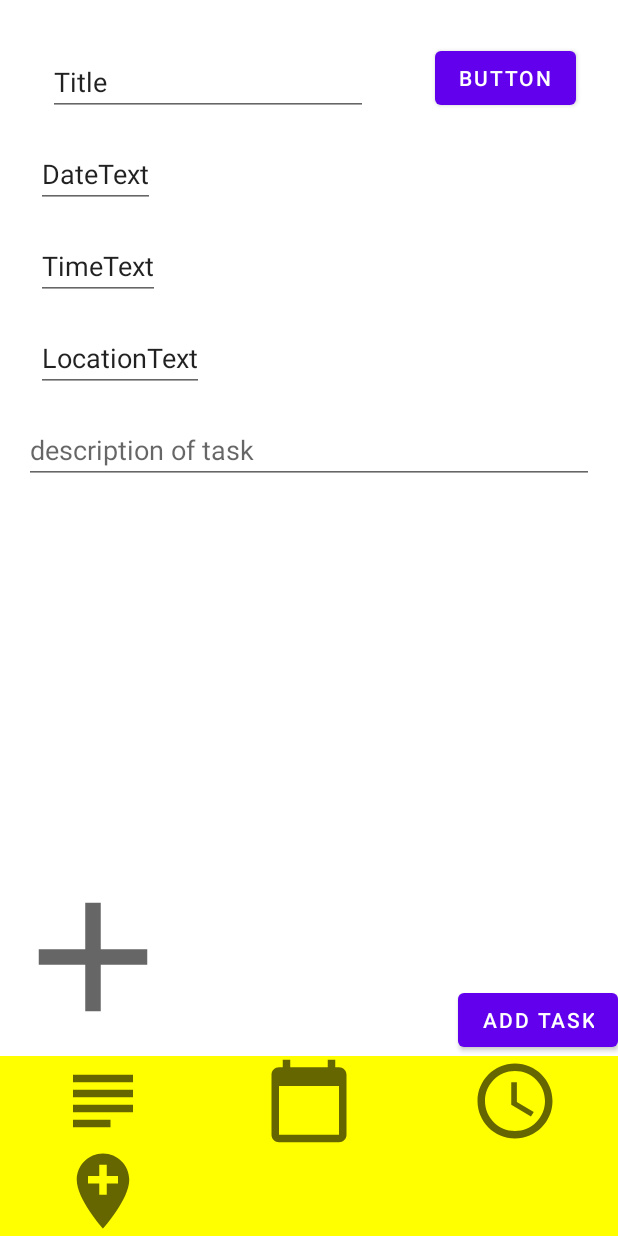
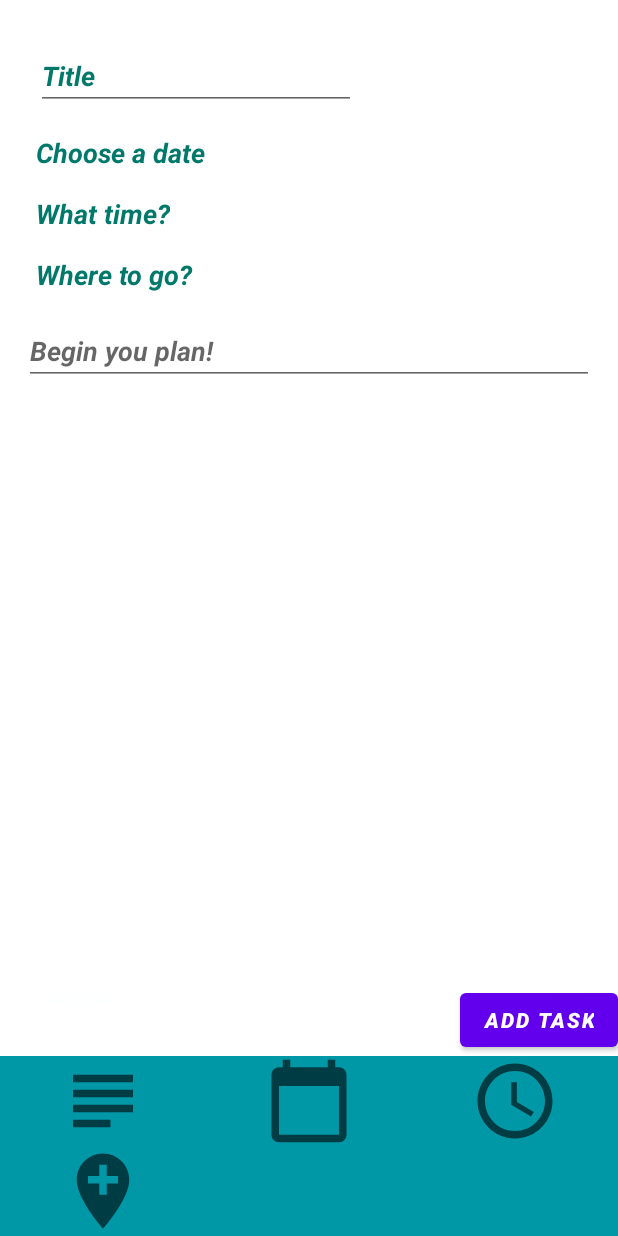
Before and after one commit to Kwansleep/Memotask-android, an Android app: the DetailedAddActivity screen opened directly, with no data from a screen before it, after a tap on "ADD TASK", on a phone screen of 412 x 824 dp. Run offline under Robolectric (Android 15) with nearby library versions, the phone set to English and light mode, and no system bars.

Commit message:
change little ui of detailed task

```diff
--- a/app/src/main/AndroidManifest.xml
+++ b/app/src/main/AndroidManifest.xml
@@ -18,7 +18,8 @@
             android:name=".ui.MemoActivity"
             android:theme="@style/AppTheme.NoActionBar"
             android:windowSoftInputMode="adjustPan" />
-        <activity android:name=".ui.DetailedAddActivity" />
+        <activity android:name=".ui.DetailedAddActivity"
+            android:windowSoftInputMode="adjustPan"/>
         <activity android:name=".ui.DetailedListActivity" />
         <activity android:name=".ui.MainActivity">
             <intent-filter>
--- a/app/src/main/java/stormhack21/memotask/ui/DetailedAddActivity.java
+++ b/app/src/main/java/stormhack21/memotask/ui/DetailedAddActivity.java
@@ -10,6 +10,7 @@ import android.annotation.SuppressLint;
 import android.content.ClipData;
 import android.content.ClipDescription;
 import android.content.Context;
+import android.content.Intent;
 import android.graphics.Canvas;
 import android.graphics.Color;
 import android.graphics.Point;
@@ -88,6 +89,7 @@ public class DetailedAddActivity extends AppCompatActivity {
                 } else {
                     Log.d("AddActivity","Tried to add single task, but either date or time is missing");
                 }
+                Intent intent = new Intent(DetailedAddActivity.this, DetailedListActivity.class);
             }
         });
 
@@ -101,35 +103,12 @@ public class DetailedAddActivity extends AppCompatActivity {
         // do something with locations
     }
     private void setUpTimePickers() {
-        Button btn2 = findViewById(R.id.tempButton2);
-        btn2.setOnClickListener(new View.OnClickListener() {
-            @Override
-            public void onClick(View v) {
-
-                MaterialTimePicker.Builder builder = new MaterialTimePicker.Builder();
-                builder.setTitleText("Time Picker Title");
-                builder.setHour(12);
-                builder.setMinute(0);
-
-                final MaterialTimePicker timePicker = builder.build();
-
-                timePicker.addOnPositiveButtonClickListener(new View.OnClickListener() {
-                    @Override
-                    public void onClick(View v) {
-                        timeChoice = LocalTime.of(timePicker.getHour(),timePicker.getMinute());
-                        String selectedTimeStr = timeChoice.format(DateTimeFormatter.ofPattern("kk:mm"));
-                        timeText.setText(selectedTimeStr);
-                    }
-                });
-
-                timePicker.show(getSupportFragmentManager(),"TimePicker");
-            }
-        });
 
         // override the on click function for Time EditText
         timeText.setOnClickListener(new View.OnClickListener() {
             @Override
             public void onClick(View v) {
+
                 MaterialTimePicker.Builder builder = new MaterialTimePicker.Builder();
                 builder.setTitleText("Time Picker Title");
                 builder.setHour(12);
--- a/app/src/main/res/drawable/ic_baseline_add_24.xml
+++ b/app/src/main/res/drawable/ic_baseline_add_24.xml
@@ -1,10 +1,5 @@
-<vector xmlns:android="http://schemas.android.com/apk/res/android"
-    android:width="24dp"
-    android:height="24dp"
-    android:viewportWidth="24"
-    android:viewportHeight="24"
-    android:tint="?attr/colorControlNormal">
-  <path
-      android:fillColor="@android:color/white"
-      android:pathData="M19,13h-6v6h-2v-6H5v-2h6V5h2v6h6v2z"/>
+<vector android:height="30dp" android:tint="#FEFFFF"
+    android:viewportHeight="24" android:viewportWidth="24"
+    android:width="30dp" xmlns:android="http://schemas.android.com/apk/res/android">
+    <path android:fillColor="@android:color/white" android:pathData="M19,13h-6v6h-2v-6H5v-2h6V5h2v6h6v2z"/>
 </vector>
--- a/app/src/main/res/drawable/ic_baseline_add_box_24.xml
+++ b/app/src/main/res/drawable/ic_baseline_add_box_24.xml
@@ -1,5 +1,5 @@
-<vector android:height="24dp" android:tint="#FEFFFF"
+<vector android:height="30dp" android:tint="#FEFFFF"
     android:viewportHeight="24" android:viewportWidth="24"
-    android:width="24dp" xmlns:android="http://schemas.android.com/apk/res/android">
+    android:width="30dp" xmlns:android="http://schemas.android.com/apk/res/android">
     <path android:fillColor="@android:color/white" android:pathData="M19,3L5,3c-1.11,0 -2,0.9 -2,2v14c0,1.1 0.89,2 2,2h14c1.1,0 2,-0.9 2,-2L21,5c0,-1.1 -0.9,-2 -2,-2zM17,13h-4v4h-2v-4L7,13v-2h4L11,7h2v4h4v2z"/>
 </vector>
--- a/app/src/main/res/layout/activity_detail_add.xml
+++ b/app/src/main/res/layout/activity_detail_add.xml
@@ -7,56 +7,50 @@
     android:layout_height="match_parent"
     tools:context=".ui.DetailedAddActivity">
 
+
     <ImageView
         android:id="@+id/img"
-        android:layout_width="124dp"
-        android:layout_height="132dp"
+        android:layout_width="106dp"
+        android:layout_height="76dp"
         app:layout_constraintBottom_toTopOf="@+id/iconRecyclerView"
         app:layout_constraintStart_toStartOf="parent"
-        app:srcCompat="@drawable/ic_baseline_add_24"/>
+        app:srcCompat="@drawable/ic_baseline_add_24" />
 
     <androidx.recyclerview.widget.RecyclerView
         android:id="@+id/iconRecyclerView"
-        android:background="#FFFF00"
         android:layout_width="0dp"
         android:layout_height="wrap_content"
-        android:layout_marginTop="24dp"
+        android:background="#0097A7"
         app:layout_constraintBottom_toBottomOf="parent"
         app:layout_constraintEnd_toEndOf="parent"
-        app:layout_constraintStart_toStartOf="parent"
-        app:layout_constraintVertical_bias="1.0" />
+        app:layout_constraintStart_toStartOf="parent" />
+
 
     <EditText
         android:id="@+id/detailAddTitle"
         android:layout_width="wrap_content"
         android:layout_height="wrap_content"
-        android:layout_marginStart="32dp"
-        android:layout_marginTop="32dp"
+        android:layout_marginStart="24dp"
+        android:layout_marginTop="28dp"
         android:ems="10"
         android:hint="give it a title"
         android:inputType="textPersonName"
         android:text="Title"
+
+        android:textAllCaps="false"
+        android:textColor="#00796B"
+        android:textStyle="bold|italic"
         app:layout_constraintStart_toStartOf="parent"
         app:layout_constraintTop_toTopOf="parent" />
-
 
     <Button
         android:id="@+id/tempButton1"
         android:layout_width="wrap_content"
         android:layout_height="wrap_content"
         android:text="add task"
+        android:textStyle="bold|italic"
         app:layout_constraintBottom_toTopOf="@+id/iconRecyclerView"
         app:layout_constraintEnd_toEndOf="parent" />
-
-    <Button
-        android:id="@+id/tempButton2"
-        android:layout_width="wrap_content"
-        android:layout_height="wrap_content"
-        android:layout_marginTop="28dp"
-        android:layout_marginEnd="28dp"
-        android:text="Button"
-        app:layout_constraintEnd_toEndOf="parent"
-        app:layout_constraintTop_toTopOf="parent" />
 
     <EditText
         android:id="@+id/detailAddDateText"
@@ -64,9 +58,12 @@
         android:layout_height="wrap_content"
         android:layout_marginStart="24dp"
         android:layout_marginTop="16dp"
+        android:background="@null"
         android:focusable="false"
         android:inputType="none"
-        android:text="DateText"
+        android:text="Choose a date"
+        android:textColor="#00796B"
+        android:textStyle="bold|italic"
         app:layout_constraintStart_toStartOf="parent"
         app:layout_constraintTop_toBottomOf="@+id/detailAddTitle" />
 
@@ -76,9 +73,13 @@
         android:layout_height="wrap_content"
         android:layout_marginStart="24dp"
         android:layout_marginTop="16dp"
+        android:background="@null"
         android:focusable="false"
         android:inputType="none"
-        android:text="TimeText"
+        android:text="What time?"
+        android:textColor="#00796B"
+        android:textSize="18sp"
+        android:textStyle="bold|italic"
         app:layout_constraintStart_toStartOf="parent"
         app:layout_constraintTop_toBottomOf="@+id/detailAddDateText" />
 
@@ -88,9 +89,13 @@
         android:layout_height="wrap_content"
         android:layout_marginStart="24dp"
         android:layout_marginTop="16dp"
+        android:background="@null"
         android:focusable="false"
         android:inputType="none"
-        android:text="LocationText"
+        android:text="Where to go?"
+        android:textColor="#00796B"
+        android:textSize="18sp"
+        android:textStyle="bold|italic"
         app:layout_constraintStart_toStartOf="parent"
         app:layout_constraintTop_toBottomOf="@+id/detailAddTimeText" />
 
@@ -102,17 +107,20 @@
         android:layout_marginEnd="16dp"
         app:layout_constraintBottom_toTopOf="@+id/img"
         app:layout_constraintEnd_toEndOf="parent"
+        app:layout_constraintHorizontal_bias="0.0"
         app:layout_constraintStart_toStartOf="parent"
-        app:layout_constraintTop_toBottomOf="@+id/detailAddLocationText">
+        app:layout_constraintTop_toBottomOf="@+id/detailAddLocationText"
+        app:layout_constraintVertical_bias="0.0">
 
         <EditText
             android:id="@+id/detailAddDescriptionText"
             android:layout_width="match_parent"
             android:layout_height="match_parent"
-            android:hint="description of task" />
+            android:hint="Begin you plan!"
+            android:textColor="#050505"
+            android:textStyle="bold|italic" />
 
     </ScrollView>
 
 
-
 </androidx.constraintlayout.widget.ConstraintLayout>
--- a/app/src/main/res/layout/activity_detailed_list.xml
+++ b/app/src/main/res/layout/activity_detailed_list.xml
@@ -38,6 +38,7 @@
         android:layout_marginEnd="16dp"
         android:layout_marginBottom="16dp"
         android:clickable="true"
+        app:backgroundTint="#0097A7"
         app:layout_constraintBottom_toBottomOf="parent"
         app:layout_constraintEnd_toEndOf="parent"
         app:srcCompat="@drawable/ic_baseline_add_24" />
```
Also changed, not shown: app/src/main/res/layout/detailed_task_item.xml (+13 -9 lines).
